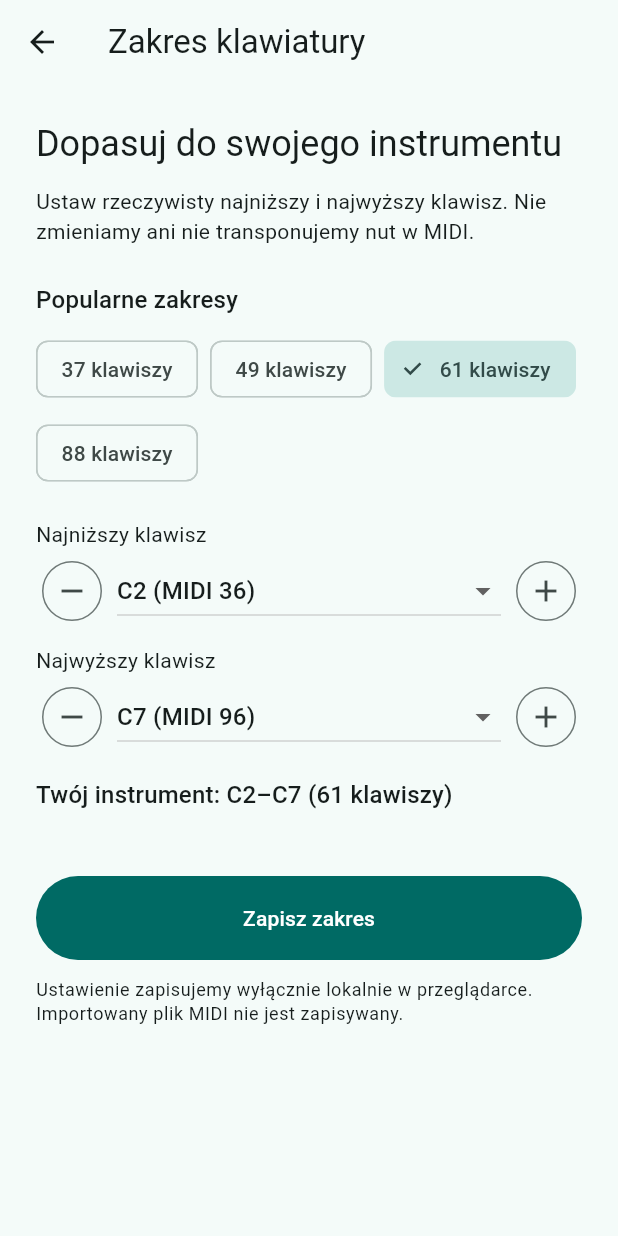
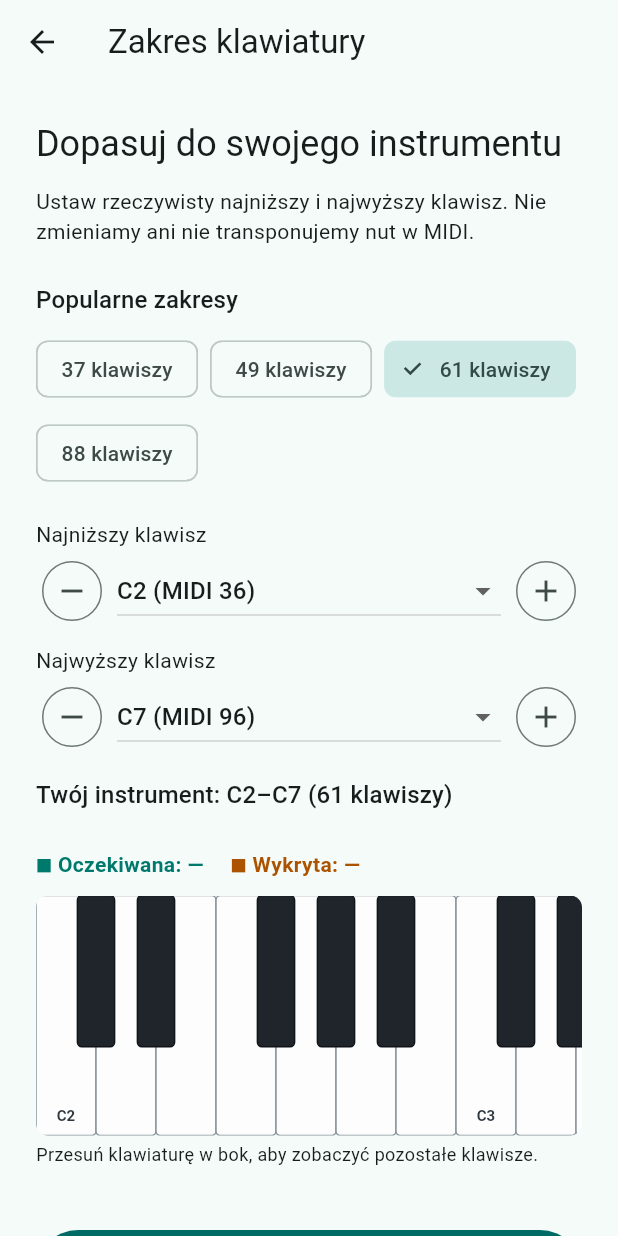
Before and after one commit to PawelWielga/learn-piano, a Flutter app: the screen it shows after launch, after a tap on "Ustaw zakres klawiatury", on a phone screen of 412 x 824 dp. Run offline on Flutter 3.47's test engine with Material 3 defaults, Android fonts, the phone set to English and light mode, and no system bars; missing offline and left inert: dart:js_interop.

Commit message:
feat: render physical piano keyboard with highlighted notes (#11)
* feat(#11): add scrollable piano keyboard painter and note highlights

* feat(#11): show expected first note on MIDI keyboard preview

* feat(#11): highlight stable microphone note on physical keyboard

* feat(#11): preview exact physical keyboard range in settings

* test(#11): verify keyboard geometry, highlights and focus behavior

* docs(#11): describe keyboard preview, scrolling and test limits

* chore: temporarily show Dart formatter diff in CI

* style(#11): format range store call

* style(#11): align keyboard widget with dart format

* style(#11): shorten key geometry expression

* style(#11): format widget test

* chore: restore standard CI validation

* fix(#11): make keyboard range header optional in context

* fix(#11): avoid duplicate physical range description in MIDI

* fix(#11): avoid duplicate physical range description in settings

* test(#11): direct existing scroll helpers to the vertical page

* test(#11): direct existing scroll helpers to the vertical page

* test(#11): direct existing scroll helpers to the vertical page

* style(#11): indent conditional range label

* docs(#11): refresh current MVP status

* docs(#11): refresh current MVP status

* test(#11): scroll upward for presets after keyboard preview expands settings

* test(#11): scroll upward for presets after keyboard preview expands settings

* style(#11): format optional scroll delta

* style(#11): format optional scroll delta

* style(#11): canonical format for preset scroll call

```diff
--- a/app/lib/src/screens/instrument_range_screen.dart
+++ b/app/lib/src/screens/instrument_range_screen.dart
@@ -5,6 +5,7 @@ import '../instrument/instrument_range_store.dart';
 import '../instrument/instrument_range_store_factory.dart';
 import '../midi/melody_part_analyzer.dart';
 import '../pitch/pitch_detector.dart';
+import '../widgets/piano_keyboard.dart';
 
 /// Configures the physical instrument independently of the MIDI player.
 class InstrumentRangeScreen extends StatefulWidget {
@@ -218,6 +219,10 @@ class _InstrumentRangeScreenState extends State<InstrumentRangeScreen> {
                     key: const Key('range-summary'),
                     style: theme.textTheme.titleMedium,
                   ),
+                if (range != null) ...[
+                  const SizedBox(height: 16),
+                  PianoKeyboard(range: range, showRangeLabel: false),
+                ],
                 const SizedBox(height: 18),
                 if (selection != null && range != null) ...[
                   Text(
--- a/app/lib/src/screens/microphone_preview_screen.dart
+++ b/app/lib/src/screens/microphone_preview_screen.dart
@@ -7,12 +7,17 @@ import '../audio/audio_input.dart';
 import '../audio/audio_input_factory.dart';
 import '../pitch/note_event_tracker.dart';
 import '../pitch/pitch_detector.dart';
+import '../instrument/instrument_range.dart';
+import '../instrument/instrument_range_store.dart';
+import '../instrument/instrument_range_store_factory.dart';
+import '../widgets/piano_keyboard.dart';
 
 class MicrophonePreviewScreen extends StatefulWidget {
-  const MicrophonePreviewScreen({super.key, this.audioInput});
+  const MicrophonePreviewScreen({super.key, this.audioInput, this.rangeStore});
 
   /// Allows widget tests to inject a fake rather than opening a real device.
   final AudioInput? audioInput;
+  final InstrumentRangeStore? rangeStore;
 
   @override
   State<MicrophonePreviewScreen> createState() =>
@@ -21,6 +26,7 @@ class MicrophonePreviewScreen extends StatefulWidget {
 
 class _MicrophonePreviewScreenState extends State<MicrophonePreviewScreen> {
   late final AudioInput _input;
+  InstrumentRange _instrumentRange = InstrumentRange.defaultRange;
   StreamSubscription<PcmFrame>? _frameSubscription;
   StreamSubscription<AudioInputStatus>? _statusSubscription;
 
@@ -43,6 +49,7 @@ class _MicrophonePreviewScreenState extends State<MicrophonePreviewScreen> {
   void initState() {
     super.initState();
     _input = widget.audioInput ?? createAudioInput();
+    _loadInstrumentRange();
     _frameSubscription = _input.frames.listen(_onFrame);
     _statusSubscription = _input.statuses.listen((status) {
       if (!mounted) return;
@@ -60,6 +67,18 @@ class _MicrophonePreviewScreenState extends State<MicrophonePreviewScreen> {
         });
       }
     });
+  }
+
+  Future<void> _loadInstrumentRange() async {
+    try {
+      final saved = await (widget.rangeStore ?? createInstrumentRangeStore())
+          .load();
+      if (mounted && saved != null) {
+        setState(() => _instrumentRange = saved);
+      }
+    } catch (_) {
+      // Unavailable browser storage does not prevent the microphone test.
+    }
   }
 
   void _onFrame(PcmFrame frame) {
@@ -317,6 +336,16 @@ class _MicrophonePreviewScreenState extends State<MicrophonePreviewScreen> {
                     style: theme.textTheme.bodySmall,
                     textAlign: TextAlign.center,
                   ),
+                  const SizedBox(height: 24),
+                  Text(
+                    'Podgląd klawiatury',
+                    style: theme.textTheme.titleMedium,
+                  ),
+                  const SizedBox(height: 8),
+                  PianoKeyboard(
+                    range: _instrumentRange,
+                    detectedNote: _listening ? stableNote : null,
+                  ),
                   const SizedBox(height: 32),
                   Text('Poziom wejścia', style: theme.textTheme.titleMedium),
                   const SizedBox(height: 12),
--- a/app/lib/src/screens/midi_import_screen.dart
+++ b/app/lib/src/screens/midi_import_screen.dart
@@ -9,6 +9,7 @@ import '../instrument/instrument_range.dart';
 import '../instrument/instrument_range_store.dart';
 import '../instrument/instrument_range_store_factory.dart';
 import 'instrument_range_screen.dart';
+import '../widgets/piano_keyboard.dart';
 
 class MidiImportScreen extends StatefulWidget {
   const MidiImportScreen({super.key, this.filePicker, this.rangeStore});
@@ -262,6 +263,19 @@ class _MidiImportScreenState extends State<MidiImportScreen> {
                                 icon: const Icon(Icons.tune),
                                 label: const Text('Dostosuj klawiaturę'),
                               ),
+                              const SizedBox(height: 16),
+                              Text(
+                                'Podgląd: pierwsza nuta melodii '
+                                '(${PitchEstimate.nameForMidi(selection.notes.first.midiNote)})',
+                                key: const Key('midi-first-note-preview'),
+                                style: theme.textTheme.titleSmall,
+                              ),
+                              const SizedBox(height: 8),
+                              PianoKeyboard(
+                                range: _instrumentRange,
+                                expectedNote: selection.notes.first.midiNote,
+                                showRangeLabel: false,
+                              ),
                             ],
                           ),
                         ),
@@ -394,7 +408,8 @@ class _MidiImportScreenState extends State<MidiImportScreen> {
                   const SizedBox(height: 20),
                   const Text(
                     'Po wyborze melodii możesz ustawić zakres swojej '
-                    'klawiatury. Wizualizację klawiszy i trening dodamy później.',
+                    'klawiatury. Podgląd klawiszy jest dostępny po wyborze '
+                    'melodii; trening dodamy później.',
                     key: Key('midi-next-step'),
                   ),
                 ],
--- /dev/null
+++ b/app/lib/src/widgets/piano_keyboard.dart
@@ -0,0 +1,325 @@
+import 'dart:math' as math;
+
+import 'package:flutter/material.dart';
+
+import '../instrument/instrument_range.dart';
+import '../pitch/pitch_detector.dart';
+
+/// Geometry shared by the painter and the scroll-to-note behavior.
+/// Black keys sit on the boundary between adjacent white keys, including
+/// ranges that start or end with a black key.
+class PianoKeyGeometry {
+  const PianoKeyGeometry(this.midiNote, this.isBlack, this.rect);
+
+  final int midiNote;
+  final bool isBlack;
+  final Rect rect;
+}
+
+class PianoKeyboardLayout {
+  PianoKeyboardLayout(this.range, {this.whiteKeyWidth = 40, this.height = 160})
+    : assert(whiteKeyWidth > 0),
+      assert(height > 0) {
+    final blackWidth = whiteKeyWidth * 0.62;
+    final raw = <PianoKeyGeometry>[];
+    for (var note = range.low; note <= range.high; note++) {
+      final isBlack = isBlackKey(note);
+      final position = _whiteIndex(note) * whiteKeyWidth;
+      final rect = isBlack
+          ? Rect.fromLTWH(
+              position - blackWidth / 2,
+              0,
+              blackWidth,
+              height * 0.63,
+            )
+          : Rect.fromLTWH(position, 0, whiteKeyWidth, height);
+      raw.add(PianoKeyGeometry(note, isBlack, rect));
+    }
+
+    final left = raw.map((key) => key.rect.left).reduce(math.min);
+    final right = raw.map((key) => key.rect.right).reduce(math.max);
+    width = right - left;
+    keys = List.unmodifiable(
+      raw.map(
+        (key) => PianoKeyGeometry(
+          key.midiNote,
+          key.isBlack,
+          key.rect.shift(Offset(-left, 0)),
+        ),
+      ),
+    );
+  }
+
+  final InstrumentRange range;
+  final double whiteKeyWidth;
+  final double height;
+  late final double width;
+  late final List<PianoKeyGeometry> keys;
+
+  static const _whiteKeysBefore = [0, 1, 1, 2, 2, 3, 4, 4, 5, 5, 6, 6];
+
+  static bool isBlackKey(int note) =>
+      const [1, 3, 6, 8, 10].contains(note % 12);
+
+  static int _whiteIndex(int note) =>
+      (note ~/ 12) * 7 + _whiteKeysBefore[note % 12];
+
+  PianoKeyGeometry? keyForMidi(int note) =>
+      range.contains(note) ? keys[note - range.low] : null;
+}
+
+/// Reusable view for MIDI preview, microphone tester and future training.
+/// The range is physical (inclusive), not a normalized 88-key keyboard.
+class PianoKeyboard extends StatefulWidget {
+  const PianoKeyboard({
+    super.key,
+    required this.range,
+    this.expectedNote,
+    this.detectedNote,
+    this.showRangeLabel = true,
+  });
+
+  final InstrumentRange range;
+  final int? expectedNote;
+  final int? detectedNote;
+  final bool showRangeLabel;
+
+  @override
+  State<PianoKeyboard> createState() => _PianoKeyboardState();
+}
+
+class _PianoKeyboardState extends State<PianoKeyboard> {
+  final ScrollController _scrollController = ScrollController();
+  int? _lastFocus;
+  InstrumentRange? _lastRange;
+  double? _lastViewport;
+
+  @override
+  void dispose() {
+    _scrollController.dispose();
+    super.dispose();
+  }
+
+  void _focusActiveNote(PianoKeyboardLayout layout, double viewportWidth) {
+    final expected = widget.expectedNote;
+    final detected = widget.detectedNote;
+    final focus = expected != null && widget.range.contains(expected)
+        ? expected
+        : detected != null && widget.range.contains(detected)
+        ? detected
+        : null;
+
+    if (_lastFocus == focus &&
+        _lastRange == widget.range &&
+        _lastViewport == viewportWidth) {
+      return;
+    }
+    _lastFocus = focus;
+    _lastRange = widget.range;
+    _lastViewport = viewportWidth;
+
+    WidgetsBinding.instance.addPostFrameCallback((_) {
+      if (!mounted || !_scrollController.hasClients) return;
+      final key = focus == null ? null : layout.keyForMidi(focus);
+      final desired = key == null
+          ? 0.0
+          : key.rect.center.dx - viewportWidth / 2;
+      final clamped = desired.clamp(
+        0.0,
+        _scrollController.position.maxScrollExtent,
+      );
+      _scrollController.jumpTo(clamped.toDouble());
+    });
+  }
+
+  String _noteLabel(int? note) {
+    if (note == null) return '—';
+    final name = PitchEstimate.nameForMidi(note);
+    return widget.range.contains(note) ? name : '$name (poza zakresem)';
+  }
+
+  @override
+  Widget build(BuildContext context) {
+    final layout = PianoKeyboardLayout(widget.range);
+    const expectedColor = Color(0xFF00796D);
+    const detectedColor = Color(0xFFAB5300);
+
+    return Column(
+      key: const Key('piano-keyboard'),
+      crossAxisAlignment: CrossAxisAlignment.stretch,
+      children: [
+        if (widget.showRangeLabel)
+          Text(
+            'Klawiatura: ${PitchEstimate.nameForMidi(widget.range.low)}–'
+            '${PitchEstimate.nameForMidi(widget.range.high)} '
+            '(${widget.range.keyCount} klawiszy)',
+            style: Theme.of(context).textTheme.bodySmall,
+          ),
+        const SizedBox(height: 8),
+        Wrap(
+          spacing: 18,
+          runSpacing: 4,
+          children: [
+            Text(
+              '■ Oczekiwana: ${_noteLabel(widget.expectedNote)}',
+              key: const Key('piano-expected-label'),
+              style: const TextStyle(
+                color: expectedColor,
+                fontWeight: FontWeight.w600,
+              ),
+            ),
+            Text(
+              '■ Wykryta: ${_noteLabel(widget.detectedNote)}',
+              key: const Key('piano-detected-label'),
+              style: const TextStyle(
+                color: detectedColor,
+                fontWeight: FontWeight.w600,
+              ),
+            ),
+          ],
+        ),
+        const SizedBox(height: 10),
+        LayoutBuilder(
+          builder: (context, constraints) {
+            final viewportWidth = constraints.maxWidth;
+            _focusActiveNote(layout, viewportWidth);
+            return Semantics(
+              label: 'Klawiatura pianina, przewijana poziomo',
+              child: ClipRRect(
+                borderRadius: BorderRadius.circular(8),
+                child: SingleChildScrollView(
+                  key: const Key('piano-keyboard-scroll'),
+                  controller: _scrollController,
+                  scrollDirection: Axis.horizontal,
+                  child: SizedBox(
+                    width: layout.width,
+                    height: layout.height,
+                    child: CustomPaint(
+                      painter: _PianoKeyboardPainter(
+                        layout: layout,
+                        expectedNote: widget.expectedNote,
+                        detectedNote: widget.detectedNote,
+                        expectedColor: expectedColor,
+                        detectedColor: detectedColor,
+                      ),
+                    ),
+                  ),
+                ),
+              ),
+            );
+          },
+        ),
+        const SizedBox(height: 4),
+        const Text(
+          'Przesuń klawiaturę w bok, aby zobaczyć pozostałe klawisze.',
+          style: TextStyle(fontSize: 12),
+        ),
+      ],
+    );
+  }
+}
+
+class _PianoKeyboardPainter extends CustomPainter {
+  const _PianoKeyboardPainter({
+    required this.layout,
+    required this.expectedNote,
+    required this.detectedNote,
+    required this.expectedColor,
+    required this.detectedColor,
+  });
+
+  final PianoKeyboardLayout layout;
+  final int? expectedNote;
+  final int? detectedNote;
+  final Color expectedColor;
+  final Color detectedColor;
+
+  @override
+  void paint(Canvas canvas, Size size) {
+    // White keys first; black keys must overlap their white neighbors.
+    for (final key in layout.keys.where((key) => !key.isBlack)) {
+      _drawKey(canvas, key);
+    }
+    for (final key in layout.keys.where((key) => key.isBlack)) {
+      _drawKey(canvas, key);
+    }
+  }
+
+  void _drawKey(Canvas canvas, PianoKeyGeometry key) {
+    final rect = key.rect;
+    final shape = RRect.fromRectAndRadius(rect, const Radius.circular(3));
+    final base = key.isBlack
+        ? const Color(0xFF20252B)
+        : const Color(0xFFFDFDFD);
+    canvas.drawRRect(shape, Paint()..color = base);
+
+    final isExpected = key.midiNote == expectedNote;
+    final isDetected = key.midiNote == detectedNote;
+    if (isExpected || isDetected) {
+      canvas.save();
+      canvas.clipRRect(shape);
+      if (isExpected && isDetected) {
+        canvas.drawRect(
+          Rect.fromLTWH(rect.left, rect.top, rect.width, rect.height / 2),
+          Paint()..color = expectedColor,
+        );
+        canvas.drawRect(
+          Rect.fromLTWH(
+            rect.left,
+            rect.top + rect.height / 2,
+            rect.width,
+            rect.height / 2,
+          ),
+          Paint()..color = detectedColor,
+        );
+      } else {
+        canvas.drawRRect(
+          shape,
+          Paint()..color = isExpected ? expectedColor : detectedColor,
+        );
+      }
+      canvas.restore();
+    }
+    canvas.drawRRect(
+      shape,
+      Paint()
+        ..color = key.isBlack
+            ? const Color(0xFF101418)
+            : const Color(0xFF89949B)
+        ..style = PaintingStyle.stroke
+        ..strokeWidth = 1,
+    );
+
+    if (!key.isBlack &&
+        (key.midiNote % 12 == 0 ||
+            key.midiNote == layout.range.low ||
+            key.midiNote == layout.range.high)) {
+      final label = TextPainter(
+        text: TextSpan(
+          text: PitchEstimate.nameForMidi(key.midiNote),
+          style: TextStyle(
+            fontSize: 10,
+            fontWeight: FontWeight.w600,
+            color: isExpected || isDetected
+                ? Colors.white
+                : const Color(0xFF303840),
+          ),
+        ),
+        textDirection: TextDirection.ltr,
+      )..layout(maxWidth: rect.width - 2);
+      label.paint(
+        canvas,
+        Offset(
+          rect.center.dx - label.width / 2,
+          rect.bottom - label.height - 7,
+        ),
+      );
+    }
+  }
+
+  @override
+  bool shouldRepaint(covariant _PianoKeyboardPainter oldDelegate) =>
+      oldDelegate.layout.range != layout.range ||
+      oldDelegate.expectedNote != expectedNote ||
+      oldDelegate.detectedNote != detectedNote;
+}
```
Also changed, not shown: 7 other files.
